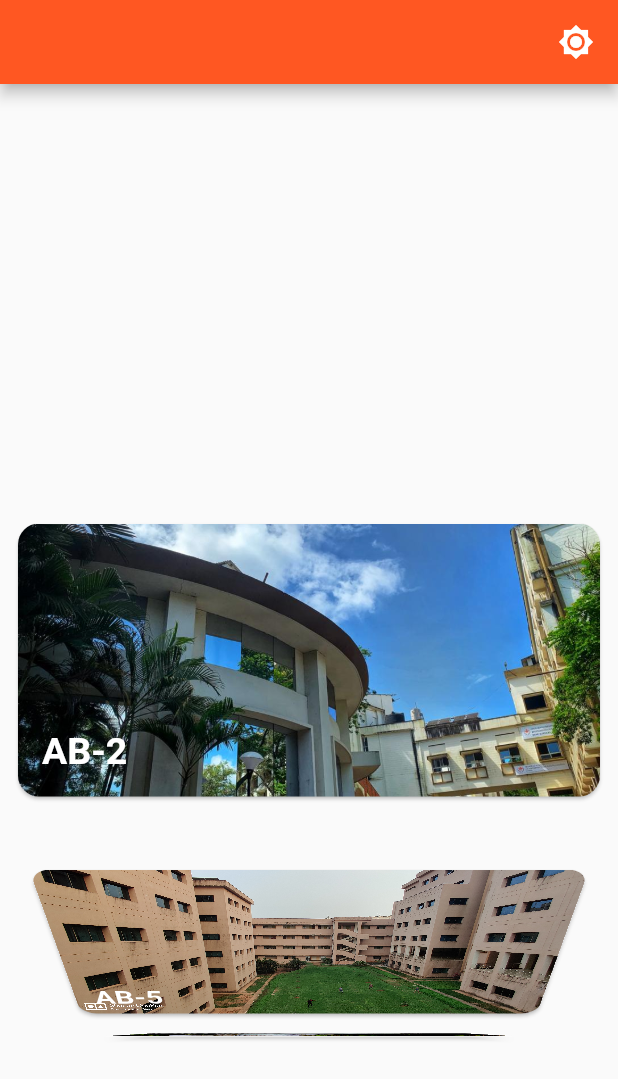
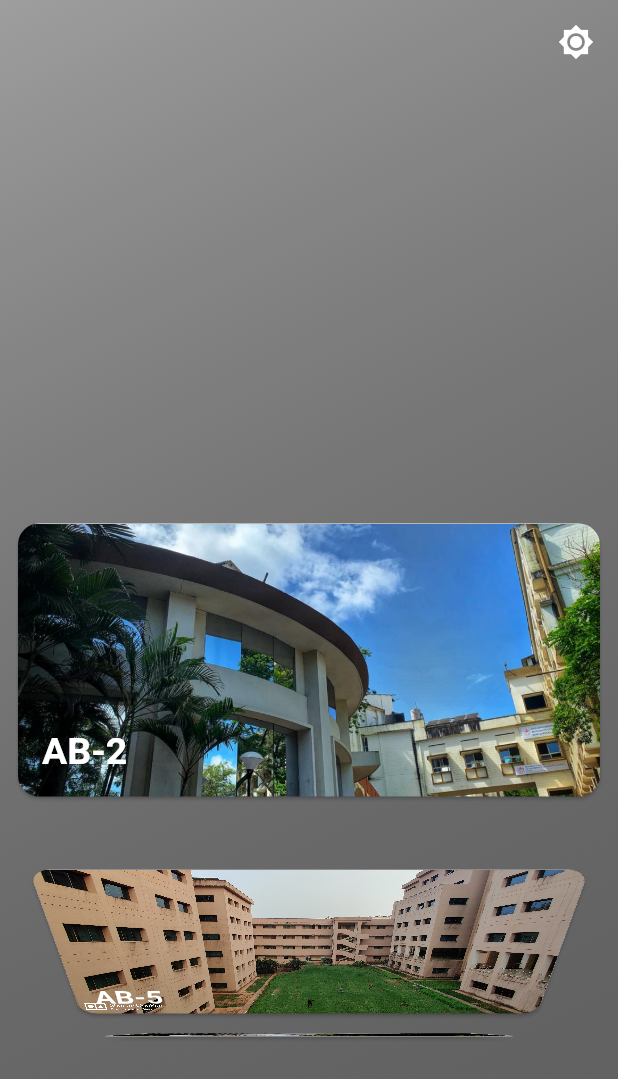
Before and after one commit to Pranshul2002/manipal_gallery, a Flutter app: the screen it shows after launch, on a phone screen of 412 x 824 dp. Shown: the top 1079 px of the screen. Run offline on Flutter 3.47's test engine with Material 2 defaults, Android fonts, the phone set to English and light mode, and no system bars; our stand-ins replace shared_preferences.

Commit message:
changed theme settings

```diff
--- a/lib/Pages/HomePage.dart
+++ b/lib/Pages/HomePage.dart
@@ -1,4 +1,3 @@
-import 'package:flutter/cupertino.dart';
 import 'package:flutter/material.dart';
 import 'package:manipal_gallery/Widgets/ImageHolder.dart';
 import 'package:shared_preferences/shared_preferences.dart';
@@ -26,9 +25,20 @@ class _HomePageState extends State<HomePage> {
         theme: widget.theme
             ? ThemeData(brightness: Brightness.dark)
             : ThemeData(brightness: Brightness.light),
-        home: Scaffold(
+        home: Container(
+          decoration: BoxDecoration(
+            gradient: LinearGradient(
+                colors: widget.theme
+                    ? [Colors.blue.shade800, Colors.grey]
+                    : [Colors.black38, Colors.grey.shade700],
+                begin: Alignment.topLeft,
+                end: Alignment.bottomRight),
+          ),
+          child: Scaffold(
+              backgroundColor: Colors.transparent,
               appBar: AppBar(
-              backgroundColor: Colors.deepOrange,
+                backgroundColor: Colors.transparent,
+                elevation: 0,
                 actions: [
                   Padding(
                     padding: const EdgeInsets.only(right: 16.0),
@@ -38,9 +48,11 @@ class _HomePageState extends State<HomePage> {
                       },
                       child: widget.theme
                           ? Icon(Icons.brightness_5)
-                        : Icon(Icons.brightness_7),
+                          : Icon(
+                              Icons.brightness_7,
                             ),
-                )
+                    ),
+                  ),
                 ],
               ),
               body: Center(
@@ -142,6 +154,7 @@ class _HomePageState extends State<HomePage> {
                     ),
                   ],
                 ),
-            )));
+              )),
+        ));
   }
 }
```
Lines whose indentation alone changed are shown as unchanged.
